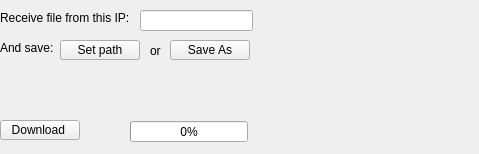
Before: the Qt Designer form gui/downloadwidget.ui in JerzySpendel/LanTransfer, drawn with Qt 5.
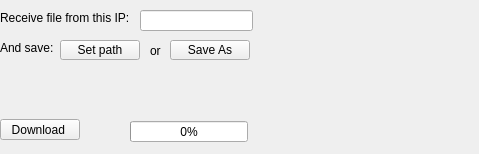
After: the same form once the commit is applied.

The edit to the form file:
```diff
--- a/gui/downloadwidget.ui
+++ b/gui/downloadwidget.ui
@@ -40,9 +40,9 @@
    <property name="geometry">
     <rect>
      <x>0</x>
-     <y>120</y>
+     <y>119</y>
      <width>80</width>
-     <height>20</height>
+     <height>21</height>
     </rect>
    </property>
    <property name="text">
```
